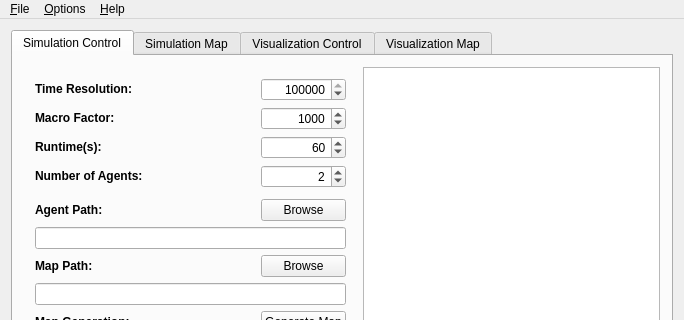
Above: mainwindow.ui from sojoe02/RANA before the change; both pictures show x 0 to 684 and y 0 to 320 of the 684 by 735 pixel window. Below: the same form after it.
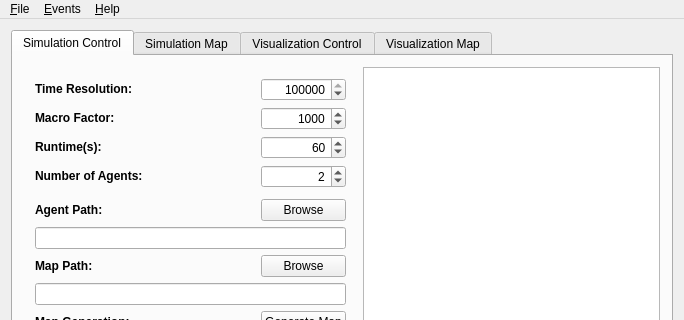
That is the form after the change. The open tabs and pages were chosen to show the change.

Commit message: added save event dialog, only need to hook it up to the simulation core

The edit to the form file:
```diff
--- a/mainwindow.ui
+++ b/mainwindow.ui
@@ -1090,7 +1090,7 @@
    </widget>
    <widget class="QMenu" name="menu_Options">
     <property name="title">
-     <string>&amp;Options</string>
+     <string>&amp;Events</string>
     </property>
     <addaction name="separator"/>
     <addaction name="separator"/>
```
Left out of the diff: 9 changed lines with no effect on the pictures. The commit also changes 6 other files.
